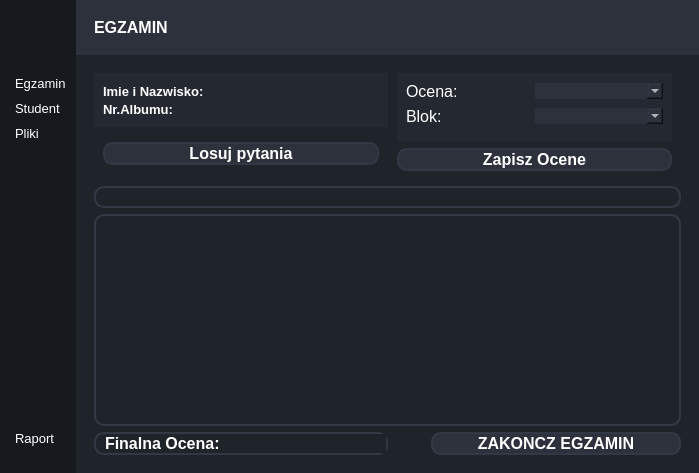
Above: mainwindow.ui from radoslawgegotek/ExamApp before the change. Below: the same form after it.
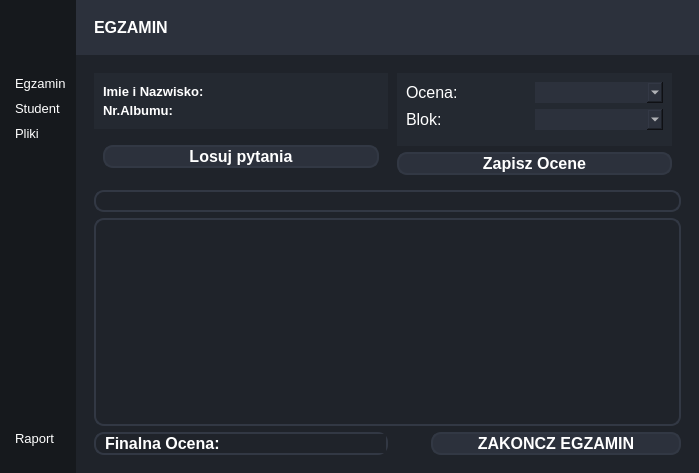
That is the form after the change. The open tabs and pages were chosen to show the change. Icons and pictures are not drawn.

```diff
--- a/mainwindow.ui
+++ b/mainwindow.ui
@@ -799,6 +799,11 @@
                           </item>
                           <item>
                            <widget class="QComboBox" name="noteCB">
+                            <property name="font">
+                             <font>
+                              <pointsize>12</pointsize>
+                             </font>
+                            </property>
                             <property name="styleSheet">
                              <string notr="true">	background-color: #2c313c;</string>
                             </property>
@@ -845,6 +850,11 @@
                           </item>
                           <item>
                            <widget class="QComboBox" name="blokCB">
+                            <property name="font">
+                             <font>
+                              <pointsize>12</pointsize>
+                             </font>
+                            </property>
                             <property name="styleSheet">
                              <string notr="true">	background-color: #2c313c;</string>
                             </property>
```
Left out of the diff: 2 changed lines with no effect on the pictures.
